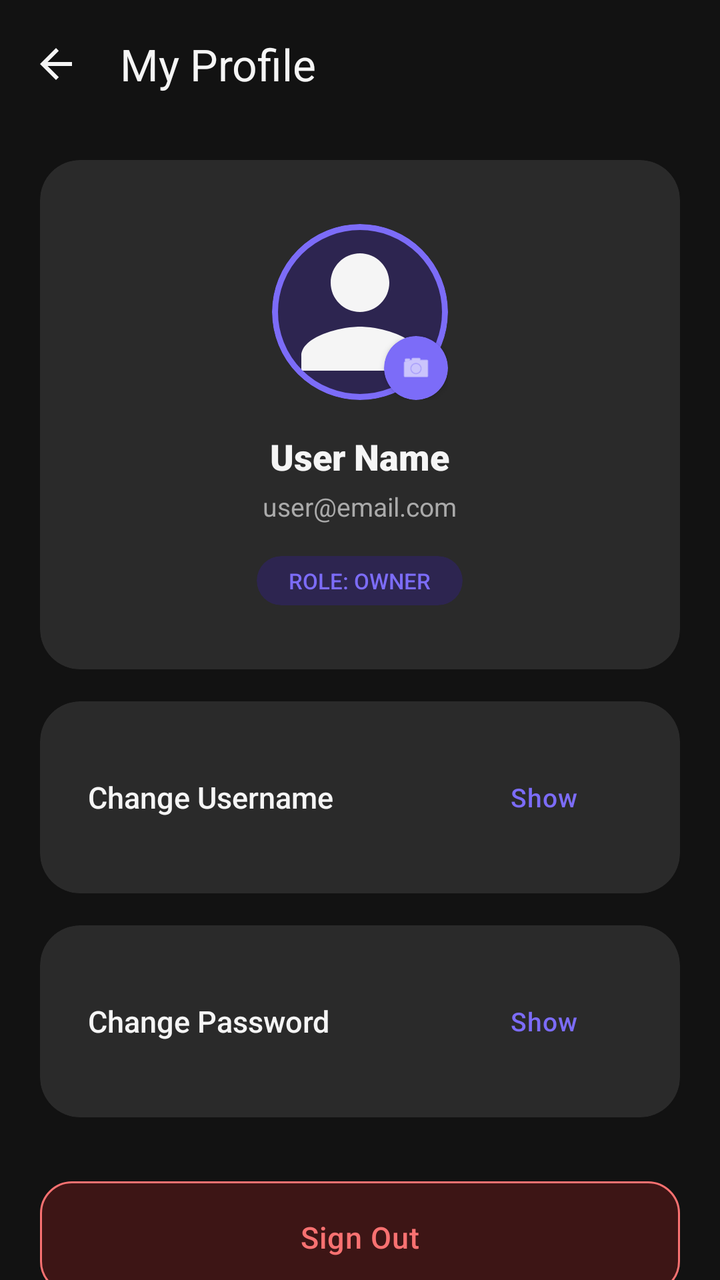
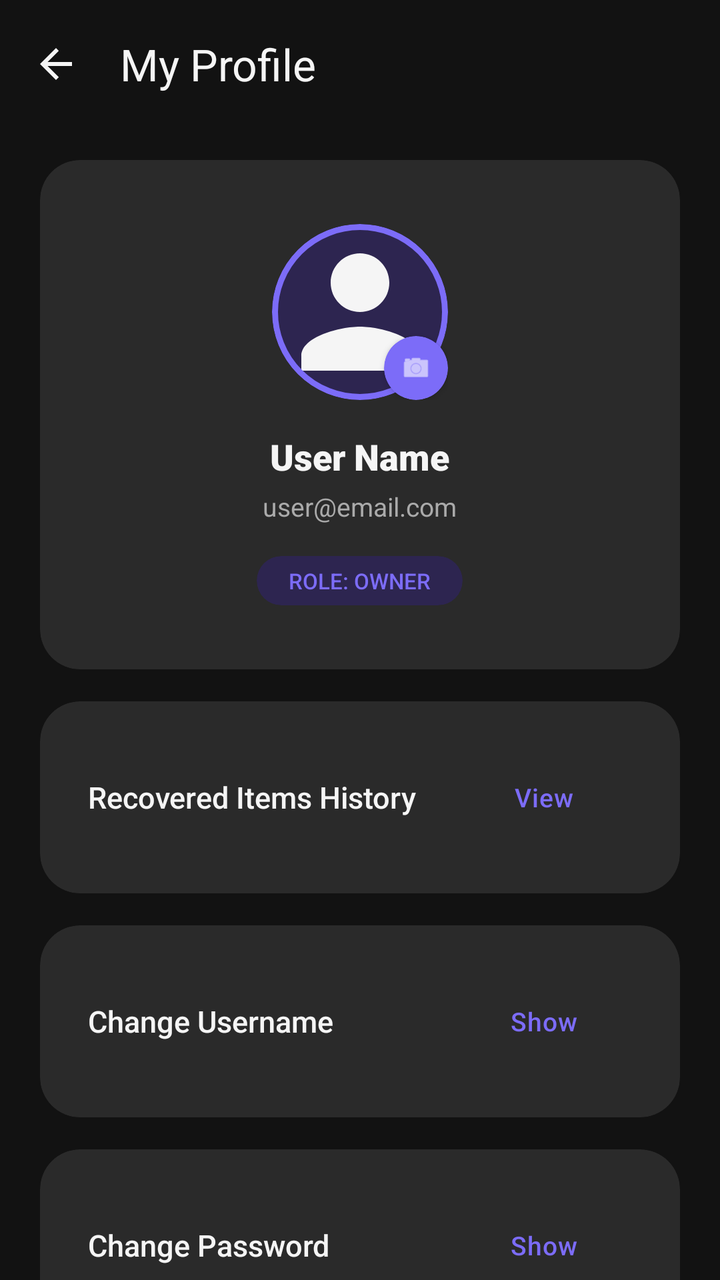

Screens rendered from an Android XML layout before and after an edit, with the pre-edit source and the edit as a unified diff.
<!-- AndroidManifest.xml: application theme Theme.Findora -->
<!-- res/layout/activity_profile.xml -->
<?xml version="1.0" encoding="utf-8"?>
<androidx.coordinatorlayout.widget.CoordinatorLayout
    xmlns:android="http://schemas.android.com/apk/res/android"
    xmlns:app="http://schemas.android.com/apk/res-auto"
    android:layout_width="match_parent"
    android:layout_height="match_parent"
    android:background="@color/screen_background">

    <com.google.android.material.appbar.AppBarLayout
        android:layout_width="match_parent"
        android:layout_height="wrap_content"
        android:background="@color/screen_background"
        app:elevation="0dp">

        <com.google.android.material.appbar.MaterialToolbar
            android:id="@+id/toolbar"
            android:layout_width="match_parent"
            android:layout_height="?attr/actionBarSize"
            app:navigationIcon="?attr/homeAsUpIndicator"
            app:navigationIconTint="@color/text_dark"
            app:title="My Profile"
            app:titleTextColor="@color/text_dark" />
    </com.google.android.material.appbar.AppBarLayout>

    <androidx.core.widget.NestedScrollView
        android:layout_width="match_parent"
        android:layout_height="match_parent"
        android:fillViewport="true"
        app:layout_behavior="@string/appbar_scrolling_view_behavior">

        <LinearLayout
            android:layout_width="match_parent"
            android:layout_height="wrap_content"
            android:orientation="vertical"
            android:paddingHorizontal="@dimen/screen_padding_horizontal"
            android:paddingBottom="@dimen/spacing_xlarge">

            
            <com.google.android.material.card.MaterialCardView
                style="@style/Widget.Findora.Card"
                android:layout_width="match_parent"
                android:layout_height="wrap_content"
                android:layout_marginTop="@dimen/spacing_medium">

                <LinearLayout
                    android:layout_width="match_parent"
                    android:layout_height="wrap_content"
                    android:gravity="center_horizontal"
                    android:orientation="vertical"
                    android:paddingVertical="@dimen/spacing_xlarge"
                    android:paddingHorizontal="@dimen/spacing_large">

                    
                    <FrameLayout
                        android:layout_width="wrap_content"
                        android:layout_height="wrap_content"
                        android:layout_gravity="center">

                        <com.google.android.material.card.MaterialCardView
                            android:id="@+id/cvProfilePicture"
                            android:layout_width="88dp"
                            android:layout_height="88dp"
                            app:cardCornerRadius="44dp"
                            app:cardElevation="0dp"
                            app:strokeWidth="3dp"
                            app:strokeColor="@color/primary_purple"
                            app:cardBackgroundColor="@color/light_purple">

                            <ImageView
                                android:id="@+id/ivProfilePicture"
                                android:layout_width="match_parent"
                                android:layout_height="match_parent"
                                android:scaleType="centerCrop"
                                android:src="@drawable/ic_person" />
                        </com.google.android.material.card.MaterialCardView>

                        <com.google.android.material.card.MaterialCardView
                            android:id="@+id/btnEditProfilePicture"
                            android:layout_width="32dp"
                            android:layout_height="32dp"
                            android:layout_gravity="bottom|end"
                            android:clickable="true"
                            android:focusable="true"
                            app:cardCornerRadius="16dp"
                            app:cardElevation="2dp"
                            app:cardBackgroundColor="@color/primary_purple">

                            <ImageView
                                android:layout_width="16dp"
                                android:layout_height="16dp"
                                android:layout_gravity="center"
                                android:src="@android:drawable/ic_menu_camera"
                                app:tint="@android:color/white" />
                        </com.google.android.material.card.MaterialCardView>
                    </FrameLayout>

                    
                    <TextView
                        android:id="@+id/tvFullName"
                        android:layout_width="wrap_content"
                        android:layout_height="wrap_content"
                        android:layout_marginTop="@dimen/spacing_medium"
                        android:text="User Name"
                        android:textColor="@color/text_dark"
                        android:textSize="@dimen/text_h3"
                        android:fontFamily="sans-serif-black" />

                    
                    <TextView
                        android:id="@+id/tvEmail"
                        android:layout_width="wrap_content"
                        android:layout_height="wrap_content"
                        android:layout_marginTop="4dp"
                        android:text="user@email.com"
                        android:textColor="@color/text_gray"
                        android:textSize="@dimen/text_caption" />

                    
                    <com.google.android.material.card.MaterialCardView
                        android:layout_width="wrap_content"
                        android:layout_height="wrap_content"
                        android:layout_marginTop="@dimen/spacing_medium"
                        app:cardCornerRadius="20dp"
                        app:cardElevation="0dp"
                        app:strokeWidth="0dp"
                        app:cardBackgroundColor="@color/light_purple">

                        <TextView
                            android:id="@+id/tvRole"
                            android:layout_width="wrap_content"
                            android:layout_height="wrap_content"
                            android:paddingHorizontal="16dp"
                            android:paddingVertical="5dp"
                            android:text="ROLE: OWNER"
                            android:textColor="@color/primary_purple"
                            android:textSize="11sp"
                            android:fontFamily="sans-serif-medium" />
                    </com.google.android.material.card.MaterialCardView>
                </LinearLayout>
            </com.google.android.material.card.MaterialCardView>

            
            <com.google.android.material.card.MaterialCardView
                style="@style/Widget.Findora.Card"
                android:layout_width="match_parent"
                android:layout_height="wrap_content"
                android:layout_marginTop="@dimen/spacing_medium">

                <LinearLayout
                    android:layout_width="match_parent"
                    android:layout_height="wrap_content"
                    android:orientation="vertical"
                    android:padding="@dimen/spacing_large">

                    <LinearLayout
                        android:layout_width="match_parent"
                        android:layout_height="wrap_content"
                        android:gravity="center_vertical"
                        android:orientation="horizontal">

                        <TextView
                            android:layout_width="0dp"
                            android:layout_height="wrap_content"
                            android:layout_weight="1"
                            android:text="Change Username"
                            android:textColor="@color/text_dark"
                            android:textSize="@dimen/text_body"
                            android:fontFamily="sans-serif-medium" />

                        <com.google.android.material.button.MaterialButton
                            android:id="@+id/btnToggleChangeUsername"
                            style="@style/Widget.Findora.Button.Text"
                            android:layout_width="wrap_content"
                            android:layout_height="wrap_content"
                            android:text="Show" />
                    </LinearLayout>

                    <LinearLayout
                        android:id="@+id/layoutChangeUsernameForm"
                        android:layout_width="match_parent"
                        android:layout_height="wrap_content"
                        android:orientation="vertical"
                        android:visibility="gone">

                        <com.google.android.material.textfield.TextInputLayout
                            style="@style/Widget.Findora.TextInputLayout"
                            android:layout_width="match_parent"
                            android:layout_height="wrap_content"
                            android:layout_marginTop="@dimen/spacing_small"
                            android:hint="Current Username">

                            <com.google.android.material.textfield.TextInputEditText
                                android:id="@+id/etCurrentUsername"
                                android:layout_width="match_parent"
                                android:layout_height="wrap_content"
                                android:inputType="textNoSuggestions"
                                android:enabled="false"
                                android:textColor="@color/text_dark"
                                android:textColorHint="@color/text_hint" />
                        </com.google.android.material.textfield.TextInputLayout>

                        <com.google.android.material.textfield.TextInputLayout
                            style="@style/Widget.Findora.TextInputLayout"
                            android:layout_width="match_parent"
                            android:layout_height="wrap_content"
                            android:layout_marginTop="@dimen/spacing_small"
                            android:hint="New Username">

                            <com.google.android.material.textfield.TextInputEditText
                                android:id="@+id/etNewUsername"
                                android:layout_width="match_parent"
                                android:layout_height="wrap_content"
                                android:inputType="textNoSuggestions"
                                android:textColor="@color/text_dark"
                                android:textColorHint="@color/text_hint" />
                        </com.google.android.material.textfield.TextInputLayout>

                        <com.google.android.material.textfield.TextInputLayout
                            style="@style/Widget.Findora.TextInputLayout"
                            android:layout_width="match_parent"
                            android:layout_height="wrap_content"
                            android:layout_marginTop="@dimen/spacing_small"
                            android:hint="Confirm New Username">

                            <com.google.android.material.textfield.TextInputEditText
                                android:id="@+id/etConfirmUsername"
                                android:layout_width="match_parent"
                                android:layout_height="wrap_content"
                                android:inputType="textNoSuggestions"
                                android:textColor="@color/text_dark"
                                android:textColorHint="@color/text_hint" />
                        </com.google.android.material.textfield.TextInputLayout>

                        <TextView
                            android:id="@+id/tvChangeUsernameError"
                            android:layout_width="match_parent"
                            android:layout_height="wrap_content"
                            android:layout_marginTop="@dimen/spacing_small"
                            android:textColor="@color/error_red"
                            android:textSize="@dimen/text_caption"
                            android:visibility="gone" />

                        <com.google.android.material.button.MaterialButton
                            android:id="@+id/btnUpdateUsername"
                            style="@style/Widget.Findora.Button"
                            android:layout_width="match_parent"
                            android:layout_height="@dimen/button_height"
                            android:layout_marginTop="@dimen/spacing_medium"
                            android:text="Update Username" />
                    </LinearLayout>
                </LinearLayout>
            </com.google.android.material.card.MaterialCardView>

            
            <com.google.android.material.card.MaterialCardView
                style="@style/Widget.Findora.Card"
                android:layout_width="match_parent"
                android:layout_height="wrap_content"
                android:layout_marginTop="@dimen/spacing_medium">

                <LinearLayout
                    android:layout_width="match_parent"
                    android:layout_height="wrap_content"
                    android:orientation="vertical"
                    android:padding="@dimen/spacing_large">

                    <LinearLayout
                        android:layout_width="match_parent"
                        android:layout_height="wrap_content"
                        android:gravity="center_vertical"
                        android:orientation="horizontal">

                        <TextView
                            android:layout_width="0dp"
                            android:layout_height="wrap_content"
                            android:layout_weight="1"
                            android:text="Change Password"
                            android:textColor="@color/text_dark"
                            android:textSize="@dimen/text_body"
                            android:fontFamily="sans-serif-medium" />

                        <com.google.android.material.button.MaterialButton
                            android:id="@+id/btnToggleChangePassword"
                            style="@style/Widget.Findora.Button.Text"
                            android:layout_width="wrap_content"
                            android:layout_height="wrap_content"
                            android:text="Show" />
                    </LinearLayout>

                    <LinearLayout
                        android:id="@+id/layoutChangePasswordForm"
                        android:layout_width="match_parent"
                        android:layout_height="wrap_content"
                        android:orientation="vertical"
                        android:visibility="gone">

                        <com.google.android.material.textfield.TextInputLayout
                            style="@style/Widget.Findora.TextInputLayout"
                            android:layout_width="match_parent"
                            android:layout_height="wrap_content"
                            android:layout_marginTop="@dimen/spacing_small"
                            android:hint="Current Password"
                            app:passwordToggleEnabled="true">

                            <com.google.android.material.textfield.TextInputEditText
                                android:id="@+id/etCurrentPassword"
                                android:layout_width="match_parent"
                                android:layout_height="wrap_content"
                                android:inputType="textPassword"
                                android:textColor="@color/text_dark"
                                android:textColorHint="@color/text_hint" />
                        </com.google.android.material.textfield.TextInputLayout>

                        <com.google.android.material.textfield.TextInputLayout
                            style="@style/Widget.Findora.TextInputLayout"
                            android:layout_width="match_parent"
                            android:layout_height="wrap_content"
                            android:layout_marginTop="@dimen/spacing_small"
                            android:hint="New Password"
                            app:passwordToggleEnabled="true">

                            <com.google.android.material.textfield.TextInputEditText
                                android:id="@+id/etNewPassword"
                                android:layout_width="match_parent"
                                android:layout_height="wrap_content"
                                android:inputType="textPassword"
                                android:textColor="@color/text_dark"
                                android:textColorHint="@color/text_hint" />
                        </com.google.android.material.textfield.TextInputLayout>

                        <com.google.android.material.textfield.TextInputLayout
                            style="@style/Widget.Findora.TextInputLayout"
                            android:layout_width="match_parent"
                            android:layout_height="wrap_content"
                            android:layout_marginTop="@dimen/spacing_small"
                            android:hint="Confirm New Password"
                            app:passwordToggleEnabled="true">

                            <com.google.android.material.textfield.TextInputEditText
                                android:id="@+id/etConfirmPassword"
                                android:layout_width="match_parent"
                                android:layout_height="wrap_content"
                                android:inputType="textPassword"
                                android:textColor="@color/text_dark"
                                android:textColorHint="@color/text_hint" />
                        </com.google.android.material.textfield.TextInputLayout>

                        <TextView
                            android:id="@+id/tvChangePasswordError"
                            android:layout_width="match_parent"
                            android:layout_height="wrap_content"
                            android:layout_marginTop="@dimen/spacing_small"
                            android:textColor="@color/error_red"
                            android:textSize="@dimen/text_caption"
                            android:visibility="gone" />

                        <com.google.android.material.button.MaterialButton
                            android:id="@+id/btnUpdatePassword"
                            style="@style/Widget.Findora.Button"
                            android:layout_width="match_parent"
                            android:layout_height="@dimen/button_height"
                            android:layout_marginTop="@dimen/spacing_medium"
                            android:text="Update Password" />
                    </LinearLayout>
                </LinearLayout>
            </com.google.android.material.card.MaterialCardView>

            
            <com.google.android.material.button.MaterialButton
                android:id="@+id/btnLogout"
                style="@style/Widget.Findora.Button"
                android:layout_width="match_parent"
                android:layout_height="@dimen/button_height"
                android:layout_marginTop="@dimen/spacing_xlarge"
                android:text="Sign Out"
                app:backgroundTint="@color/light_red"
                android:textColor="@color/error_red"
                app:strokeColor="@color/error_red"
                app:strokeWidth="1dp" />

        </LinearLayout>
    </androidx.core.widget.NestedScrollView>
</androidx.coordinatorlayout.widget.CoordinatorLayout>
<!-- resources referenced by this layout -->
<resources>
  <color name="error_red">#F87171</color>
  <color name="light_purple">#2D2550</color>
  <color name="light_red">#3D1515</color>
  <color name="primary_purple">#7C6CF8</color>
  <color name="screen_background">#121212</color>
  <color name="text_dark">#F5F5F5</color>
  <color name="text_gray">#AAAAAA</color>
  <color name="text_hint">#666666</color>
  <dimen name="button_height">56dp</dimen>
  <dimen name="screen_padding_horizontal">20dp</dimen>
  <dimen name="spacing_large">24dp</dimen>
  <dimen name="spacing_medium">16dp</dimen>
  <dimen name="spacing_small">8dp</dimen>
  <dimen name="spacing_xlarge">32dp</dimen>
  <dimen name="text_body">15sp</dimen>
  <dimen name="text_caption">13sp</dimen>
  <dimen name="text_h3">18sp</dimen>
  <!-- drawable ic_person (drawable) -->
  <vector xmlns:android="http://schemas.android.com/apk/res/android"
      android:width="24dp"
      android:height="24dp"
      android:viewportWidth="24"
      android:viewportHeight="24">
    <path
        android:fillColor="@color/text_dark"
        android:pathData="M12,12c2.21,0 4,-1.79 4,-4s-1.79,-4 -4,-4 -4,1.79 -4,4 1.79,4 4,4zM12,14c-2.67,0 -8,1.34 -8,4v2h16v-2c0,-2.66 -5.33,-4 -8,-4z"/>
  </vector>
  <style name="Widget.Findora.Button.Text" parent="Widget.Material3.Button.TextButton">
          <item name="android:textAllCaps">false</item>
          <item name="android:textSize">@dimen/text_caption</item>
          <item name="android:fontFamily">sans-serif-medium</item>
          <item name="android:textColor">@color/primary_purple</item>
      </style>
  <style name="Widget.Findora.Card" parent="Widget.Material3.CardView.Elevated">
          <item name="cardCornerRadius">@dimen/card_corner_radius</item>
          <item name="cardElevation">0dp</item>
          <item name="strokeWidth">0dp</item>
          <item name="cardBackgroundColor">@color/card_background</item>
          <item name="rippleColor">@color/primary_purple_10</item>
      </style>
  <dimen name="button_corner_radius">16dp</dimen>
  <color name="white">#FFFFFF</color>
  <dimen name="card_corner_radius">20dp</dimen>
  <color name="card_background">#2A2A2A</color>
  <color name="primary_purple_10">#1A7C6CF8</color>
  <dimen name="input_corner_radius">14dp</dimen>
  <color name="md_theme_outline">#444444</color>
  <color name="surface_02">#252525</color>
  <color name="md_theme_onPrimaryContainer">#CEC6FF</color>
  <color name="success_green">#4ADE80</color>
  <color name="md_theme_onSecondary">#0A2618</color>
  <color name="light_green">#0D2B1A</color>
  <color name="md_theme_onError">#3D0000</color>
  <color name="surface_01">#1E1E1E</color>
  <style name="Widget.Findora.Chip" parent="Widget.Material3.Chip.Filter">
          <item name="chipCornerRadius">@dimen/chip_corner_radius</item>
          <item name="chipBackgroundColor">@color/chip_bg_colors</item>
          <item name="chipStrokeColor">@color/chip_stroke_colors</item>
          <item name="chipStrokeWidth">1dp</item>
          <item name="android:textColor">@color/chip_text_colors</item>
          <item name="checkedIconVisible">false</item>
          <item name="chipMinHeight">36dp</item>
          <item name="android:textSize">@dimen/text_caption</item>
          <item name="android:textStyle">bold</item>
      </style>
  <style name="Widget.Findora.BottomNav" parent="Widget.MaterialComponents.BottomNavigationView">
          <item name="itemIconTint">@color/nav_item_colors</item>
          <item name="itemTextColor">@color/nav_item_colors</item>
          <item name="itemActiveIndicatorStyle">@style/Widget.Findora.BottomNav.ActiveIndicator</item>
      </style>
  <dimen name="chip_corner_radius">20dp</dimen>
  <style name="Widget.Findora.BottomNav.ActiveIndicator" parent="Widget.Material3.BottomNavigationView.ActiveIndicator">
          <item name="android:color">@color/light_purple</item>
      </style>
  <!-- unchanged entries left out for length: 3 -->
</resources>

<!-- the commit's change to res/layout/activity_profile.xml (unified diff, before → after) -->
@@ -136,6 +136,44 @@
                             android:textSize="11sp"
                             android:fontFamily="sans-serif-medium" />
                     </com.google.android.material.card.MaterialCardView>
+                </LinearLayout>
+            </com.google.android.material.card.MaterialCardView>
+
+            
+            <com.google.android.material.card.MaterialCardView
+                style="@style/Widget.Findora.Card"
+                android:layout_width="match_parent"
+                android:layout_height="wrap_content"
+                android:layout_marginTop="@dimen/spacing_medium">
+
+                <LinearLayout
+                    android:layout_width="match_parent"
+                    android:layout_height="wrap_content"
+                    android:orientation="vertical"
+                    android:padding="@dimen/spacing_large">
+
+                    <LinearLayout
+                        android:layout_width="match_parent"
+                        android:layout_height="wrap_content"
+                        android:gravity="center_vertical"
+                        android:orientation="horizontal">
+
+                        <TextView
+                            android:layout_width="0dp"
+                            android:layout_height="wrap_content"
+                            android:layout_weight="1"
+                            android:text="Recovered Items History"
+                            android:textColor="@color/text_dark"
+                            android:textSize="@dimen/text_body"
+                            android:fontFamily="sans-serif-medium" />
+
+                        <com.google.android.material.button.MaterialButton
+                            android:id="@+id/btnViewRecoveredItems"
+                            style="@style/Widget.Findora.Button.Text"
+                            android:layout_width="wrap_content"
+                            android:layout_height="wrap_content"
+                            android:text="View" />
+                    </LinearLayout>
                 </LinearLayout>
             </com.google.android.material.card.MaterialCardView>
 
